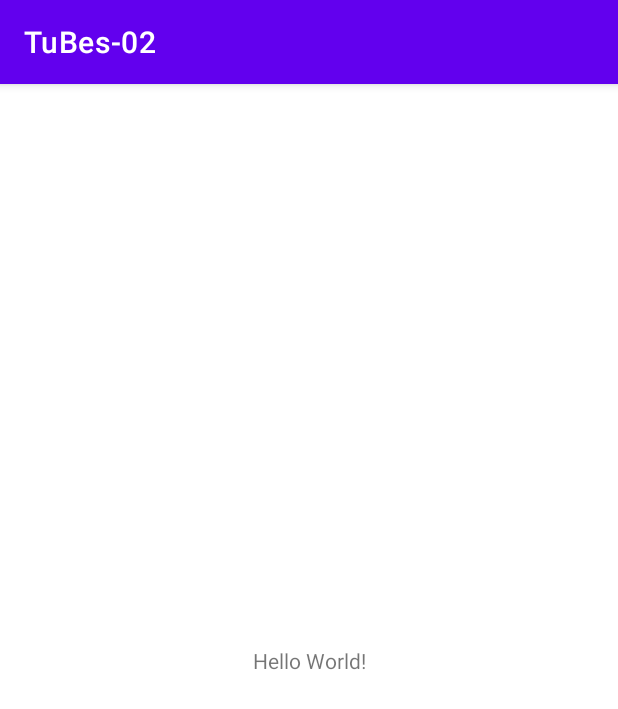
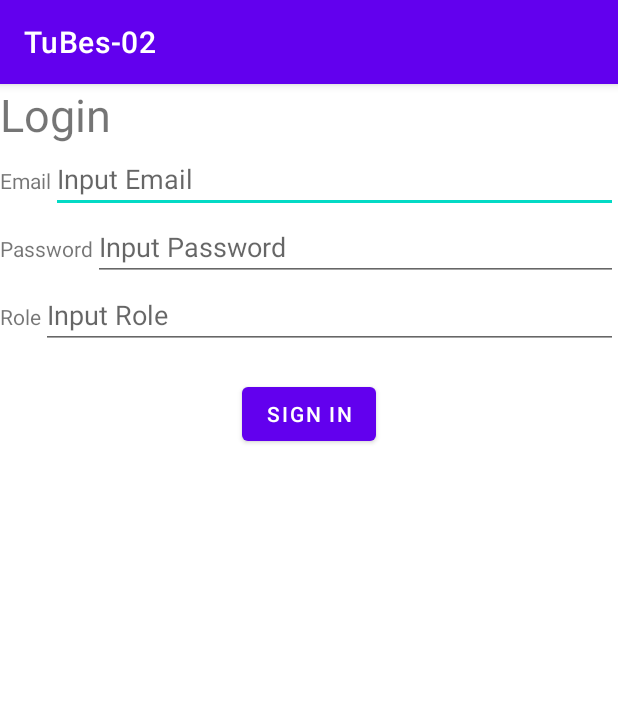
Before and after one commit to erwindrsno/IF-Portal, an Android app: the screen it shows after launch (MainActivity before the commit, LoginActivity after it), on a phone screen of 412 x 824 dp. Shown: the top 709 px of the screen. Run offline under Robolectric (Android 15) with nearby library versions, the phone set to English and light mode, and no system bars.

Commit message:
login done

```diff
--- a/TuBes02/app/build.gradle
+++ b/TuBes02/app/build.gradle
@@ -35,6 +35,8 @@ dependencies {
     implementation 'androidx.appcompat:appcompat:1.5.1'
     implementation 'com.google.android.material:material:1.7.0'
     implementation 'androidx.constraintlayout:constraintlayout:2.1.4'
+    implementation 'com.android.volley:volley:1.2.1'
+    implementation 'com.google.code.gson:gson:2.8.6'
     testImplementation 'junit:junit:4.13.2'
     androidTestImplementation 'androidx.test.ext:junit:1.1.4'
     androidTestImplementation 'androidx.test.espresso:espresso-core:3.5.0'
--- /dev/null
+++ b/TuBes02/app/src/main/java/com/example/tubes_02/LoginActivity.java
@@ -0,0 +1,53 @@
+package com.example.tubes_02;
+
+import androidx.appcompat.app.AppCompatActivity;
+
+import android.os.Bundle;
+import android.util.Log;
+import android.view.View;
+
+import com.example.tubes_02.databinding.ActivityLoginBinding;
+
+public class LoginActivity extends AppCompatActivity implements View.OnClickListener, LoginUI{
+    private ActivityLoginBinding binding;
+    private User user;
+    private LoginPresenter presenter;
+
+    @Override
+    protected void onCreate(Bundle savedInstanceState) {
+        super.onCreate(savedInstanceState);
+        this.binding = ActivityLoginBinding.inflate(getLayoutInflater());
+        setContentView(this.binding.getRoot());
+
+        this.binding.btnLogin.setOnClickListener(this);
+
+        this.presenter = new LoginPresenter(this);
+    }
+
+    @Override
+    public void onClick(View view) {
+        if(view.getId() == this.binding.btnLogin.getId()){
+            String email = this.binding.etEmail.getText().toString();
+            String password = this.binding.etPassword.getText().toString();
+            String role = this.binding.etRole.getText().toString();
+            String email2 = "default.admin@domain.local";
+            String password2 = "mu8XyUogLi6Dk7";
+            String role2 = "admin";
+
+            this.presenter.newUser(email2,password2,role2);
+
+            PostAuthenticate authTask = new PostAuthenticate(this, this.presenter);
+            authTask.execute(this.presenter.getUser());
+        }
+    }
+
+    @Override
+    public void updateView(boolean valid) {
+        if(valid){
+            Log.d("Login attempt","sukses!");
+        }
+        else{
+            this.binding.tvLoginFail.setText(R.string.login_fail);
+        }
+    }
+}
--- /dev/null
+++ b/TuBes02/app/src/main/java/com/example/tubes_02/LoginPresenter.java
@@ -0,0 +1,30 @@
+package com.example.tubes_02;
+
+public class LoginPresenter {
+    protected LoginUI ui;
+    protected User user;
+
+    public LoginPresenter(LoginUI ui){
+        this.ui = ui;
+    }
+
+    public void newUser(String email, String password, String role){
+        this.user = new User(email,password,role);
+    }
+
+    public User getUser(){
+        return this.user;
+    }
+
+    public void setUserToken(String token){
+        this.user.setToken(token);
+    }
+
+    public void authSuccess(){
+        this.ui.updateView(true);
+    }
+
+    public void authFailed(){
+        this.ui.updateView(false);
+    }
+}
--- /dev/null
+++ b/TuBes02/app/src/main/java/com/example/tubes_02/LoginUI.java
@@ -0,0 +1,5 @@
+package com.example.tubes_02;
+
+public interface LoginUI {
+    void updateView(boolean valid);
+}
--- a/TuBes02/app/src/main/java/com/example/tubes_02/MainActivity.java
+++ /dev/null
@@ -1,18 +0,0 @@
-package com.example.tubes_02;
-
-import androidx.appcompat.app.AppCompatActivity;
-
-import android.os.Bundle;
-
-import com.example.tubes_02.databinding.ActivityMainBinding;
-
-public class MainActivity extends AppCompatActivity {
-    private ActivityMainBinding binding;
-
-    @Override
-    protected void onCreate(Bundle savedInstanceState) {
-        super.onCreate(savedInstanceState);
-        this.binding = ActivityMainBinding.inflate(getLayoutInflater());
-        setContentView(this.binding.getRoot());
-    }
-}
--- /dev/null
+++ b/TuBes02/app/src/main/res/layout/activity_login.xml
@@ -0,0 +1,100 @@
+<?xml version="1.0" encoding="utf-8"?>
+<RelativeLayout
+    xmlns:android="http://schemas.android.com/apk/res/android"
+    android:layout_width="match_parent"
+    android:layout_height="match_parent">
+
+    <TextView
+        android:id="@+id/tv_login"
+        android:layout_width="match_parent"
+        android:layout_height="wrap_content"
+        android:text="@string/login"
+        android:textSize="30sp">
+    </TextView>
+
+    <LinearLayout
+        android:id="@+id/layout_email"
+        android:layout_below="@+id/tv_login"
+        android:layout_width="match_parent"
+        android:layout_height="wrap_content"
+        android:orientation="horizontal">
+
+        <TextView
+            android:layout_width="wrap_content"
+            android:layout_height="wrap_content"
+            android:text="@string/email">
+        </TextView>
+
+        <EditText
+            android:id="@+id/et_email"
+            android:layout_width="0dp"
+            android:layout_weight="1"
+            android:layout_height="wrap_content"
+            android:hint="@string/input_email">
+        </EditText>
+    </LinearLayout>
+
+    <LinearLayout
+        android:id="@+id/layout_password"
+        android:layout_below="@+id/layout_email"
+        android:layout_width="match_parent"
+        android:layout_height="wrap_content"
+        android:orientation="horizontal">
+
+        <TextView
+            android:layout_width="wrap_content"
+            android:layout_height="wrap_content"
+            android:text="@string/password">
+        </TextView>
+
+        <EditText
+            android:id="@+id/et_password"
+            android:inputType="textPassword"
+            android:layout_width="0dp"
+            android:layout_weight="1"
+            android:layout_height="wrap_content"
+            android:hint="@string/input_password">
+        </EditText>
+    </LinearLayout>
+
+    <LinearLayout
+        android:id="@+id/layout_role"
+        android:layout_below="@+id/layout_password"
+        android:layout_width="match_parent"
+        android:layout_height="wrap_content"
+        android:orientation="horizontal">
+
+        <TextView
+            android:layout_width="wrap_content"
+            android:layout_height="wrap_content"
+            android:text="@string/role">
+        </TextView>
+
+        <EditText
+            android:id="@+id/et_role"
+            android:layout_width="0dp"
+            android:layout_weight="1"
+            android:layout_height="wrap_content"
+            android:hint="@string/input_role">
+        </EditText>
+    </LinearLayout>
+
+    <TextView
+        android:id="@+id/tv_login_fail"
+        android:layout_below="@+id/layout_role"
+        android:layout_width="wrap_content"
+        android:layout_height="wrap_content"
+        android:textColor="@color/red">
+
+    </TextView>
+
+    <Button
+        android:layout_below="@+id/tv_login_fail"
+        android:layout_centerHorizontal="true"
+        android:id="@+id/btn_login"
+        android:layout_width="wrap_content"
+        android:layout_height="wrap_content"
+        android:text="@string/sign_in">
+    </Button>
+
+</RelativeLayout>
--- a/TuBes02/app/src/main/res/values/colors.xml
+++ b/TuBes02/app/src/main/res/values/colors.xml
@@ -7,4 +7,5 @@
     <color name="teal_700">#FF018786</color>
     <color name="black">#FF000000</color>
     <color name="white">#FFFFFFFF</color>
+    <color name="red">#FF0000</color>
 </resources>
--- a/TuBes02/app/src/main/res/values/strings.xml
+++ b/TuBes02/app/src/main/res/values/strings.xml
@@ -1,3 +1,12 @@
 <resources>
     <string name="app_name">TuBes-02</string>
+    <string name="login">Login</string>
+    <string name="email">Email</string>
+    <string name="password">Password</string>
+    <string name="role">Role</string>
+    <string name="sign_in">Sign In</string>
+    <string name="input_email">Input Email</string>
+    <string name="input_password">Input Password</string>
+    <string name="input_role">Input Role</string>
+    <string name="login_fail">FaileD!</string>
 </resources>
```
Also changed, not shown: TuBes02/app/src/main/AndroidManifest.xml (+9 -1 lines), TuBes02/app/src/main/java/com/example/tubes_02/PostAuthenticate.java (added, +59 -0 lines), TuBes02/app/src/main/java/com/example/tubes_02/User.java (added, +46 -0 lines).
